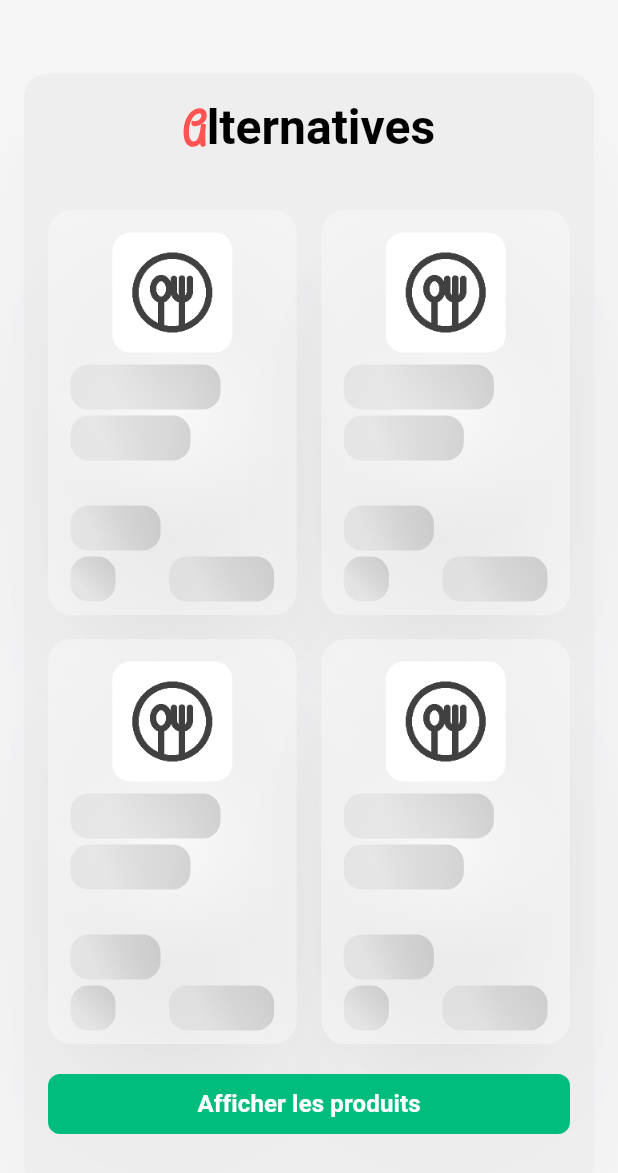
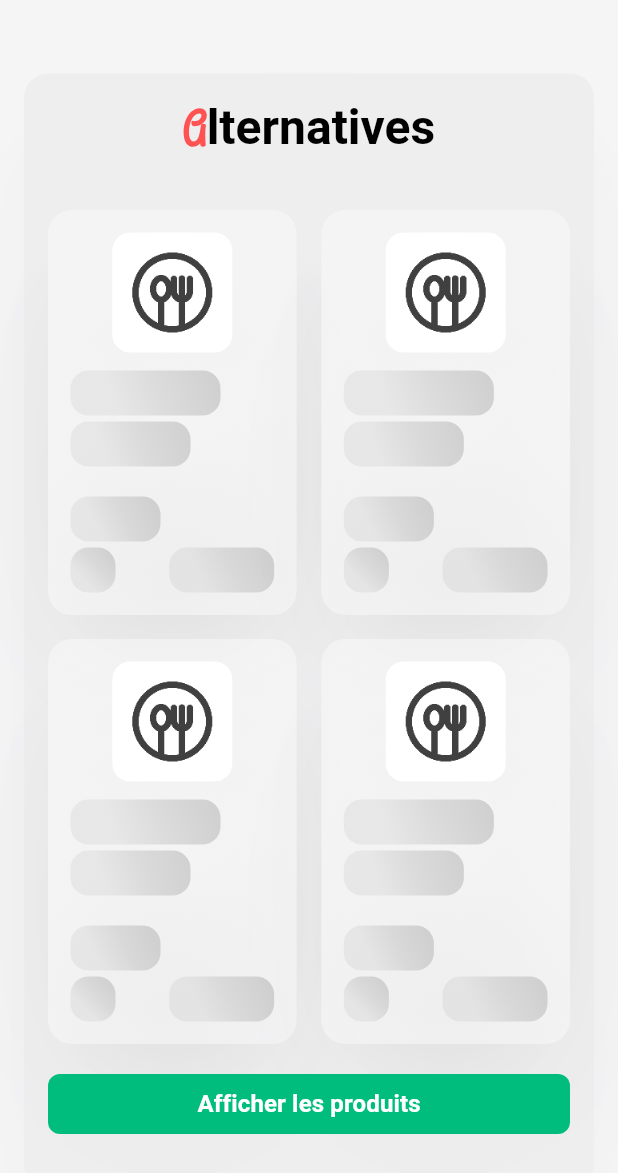
Before and after one commit to salaahl/nutriverif_app_by_flutter, a Flutter app: the ProductPage screen opened directly with empty values, scrolled down 848 dp, on a phone screen of 412 x 824 dp. Shown: the top 1173 px of the screen. Run offline on Flutter 3.47's test engine with Material 3 defaults, Android fonts, the light colour scheme and no system bars; our stand-ins replace flutter_svg, shared_preferences, visibility_detector, youtube_player_flutter; missing offline and left inert: mobile_scanner; accounts and stored records are empty; network calls fail.

Commit message:
style: ajustements

```diff
--- a/lib/views/widgets/product_card/product_card.dart
+++ b/lib/views/widgets/product_card/product_card.dart
@@ -53,9 +53,9 @@ Widget _cardPlaceholder(BuildContext context, double widthAjustment) {
     decoration: BoxDecoration(
       gradient: RadialGradient(
         center: Alignment.center,
-        radius: 0.5,
+        radius: 1,
         colors: [
-          Color.fromRGBO(249, 249, 249, 1),
+          Color.fromRGBO(249, 249, 249, 0.85),
           Color.fromRGBO(249, 249, 249, 0.5),
         ],
       ),
@@ -90,7 +90,7 @@ Widget _cardPlaceholder(BuildContext context, double widthAjustment) {
               ProductCardImagePlaceholder(widthAjustment: widthAjustment),
               const SizedBox(height: 8),
               SizedBox(
-                height: 158, // 60% du container
+                height: 148, // 60% du container
                 child: Column(
                   crossAxisAlignment: CrossAxisAlignment.start,
                   mainAxisAlignment: MainAxisAlignment.spaceBetween,
@@ -124,7 +124,7 @@ Widget _card(BuildContext context, Product product, double widthAjustment) {
         center: Alignment.center,
         radius: 1,
         colors: [
-          Color.fromRGBO(249, 249, 249, 1),
+          Color.fromRGBO(249, 249, 249, 0.85),
           Color.fromRGBO(249, 249, 249, 0.5),
         ],
       ),
```
